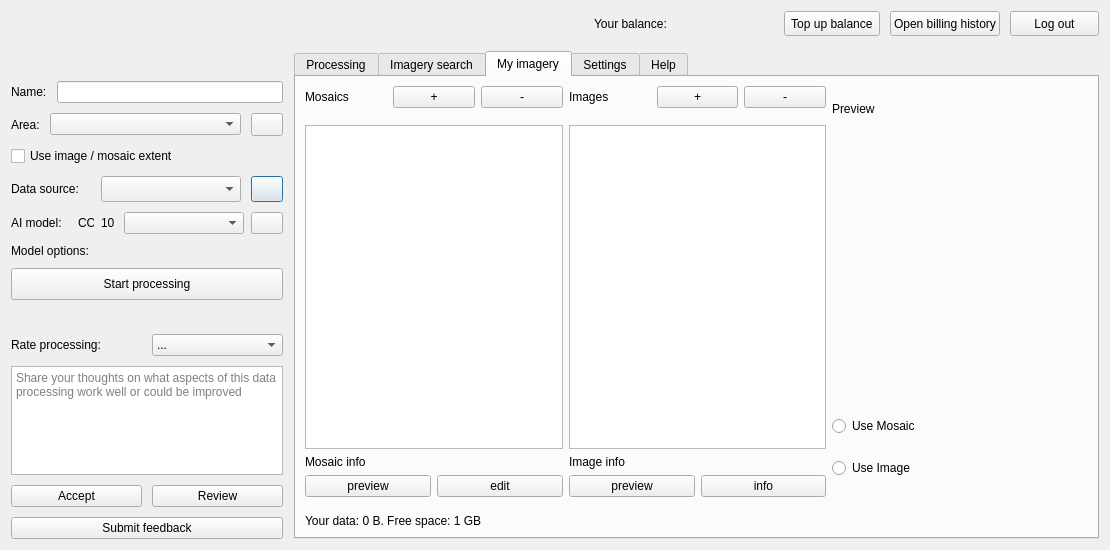
First picture: the form in mapflow/dialogs/static/ui/main_dialog.ui, repository Geoalert/mapflow-qgis, before the edit.
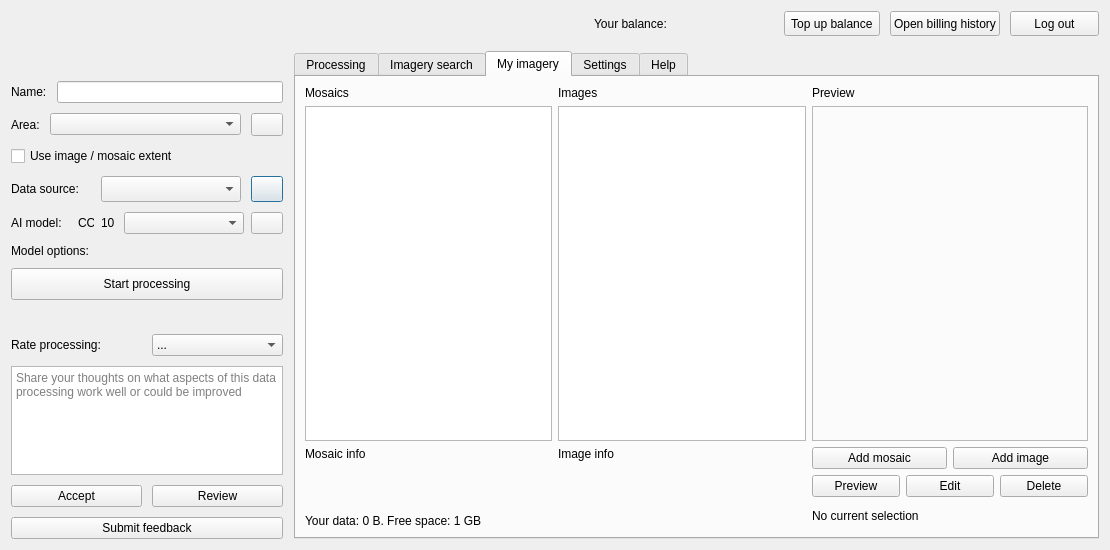
Second picture: the form after the edit. The open tabs and pages were chosen to show the change. Icons and pictures are not drawn. Custom widgets are drawn as their Qt base class.

Commit message: New UI for data catalog

The edit to the form file:
```diff
--- a/mapflow/dialogs/static/ui/main_dialog.ui
+++ b/mapflow/dialogs/static/ui/main_dialog.ui
@@ -1351,109 +1351,59 @@
            <item>
             <layout class="QHBoxLayout" name="horizontalLayout_11">
              <item>
-              <layout class="QVBoxLayout" name="verticalLayout_8">
-               <item>
-                <layout class="QHBoxLayout" name="horizontalLayout_15">
-                 <property name="bottomMargin">
-                  <number>11</number>
-                 </property>
-                 <item>
-                  <widget class="QLabel" name="label_6">
-                   <property name="text">
-                    <string>Mosaics</string>
-                   </property>
-                  </widget>
-                 </item>
+              <layout class="QGridLayout" name="gridLayout_6">
+               <item row="3" column="2">
+                <layout class="QHBoxLayout" name="horizontalLayout_16">
                  <item>
                   <widget class="QPushButton" name="addMosaicButton">
                    <property name="text">
-                    <string>+</string>
+                    <string>Add mosaic</string>
                    </property>
                   </widget>
                  </item>
                  <item>
-                  <widget class="QPushButton" name="deleteMosaicButton">
+                  <widget class="QPushButton" name="addImageButton">
                    <property name="text">
-                    <string>-</string>
+                    <string>Add image</string>
                    </property>
                   </widget>
                  </item>
                 </layout>
                </item>
-               <item>
-                <widget class="QTableWidget" name="mosaicTable">
-                 <property name="minimumSize">
-                  <size>
-                   <width>100</width>
-                   <height>0</height>
-                  </size>
-                 </property>
-                </widget>
-               </item>
+               <item row="3" column="0" rowspan="2">
+                <layout class="QHBoxLayout" name="horizontalLayout_18">
                <item>
                 <widget class="QLabel" name="mosaicInfo">
                  <property name="text">
                   <string>Mosaic info</string>
                  </property>
-                </widget>
-               </item>
-               <item>
-                <layout class="QHBoxLayout" name="horizontalLayout_13">
-                 <property name="topMargin">
+                   <property name="alignment">
+                    <set>Qt::AlignLeading|Qt::AlignLeft|Qt::AlignTop</set>
+                   </property>
+                   <property name="margin">
                   <number>0</number>
                  </property>
-                 <item>
-                  <widget class="QPushButton" name="previewMosaicButton">
-                   <property name="text">
-                    <string>preview</string>
+                   <property name="indent">
+                    <number>-1</number>
                    </property>
                   </widget>
                  </item>
-                 <item>
-                  <widget class="QPushButton" name="editMosaicButton">
-                   <property name="text">
-                    <string>edit</string>
-                   </property>
-                  </widget>
-                 </item>
                 </layout>
                </item>
-              </layout>
-             </item>
-             <item>
-              <layout class="QVBoxLayout" name="verticalLayout_9">
-               <property name="leftMargin">
-                <number>0</number>
-               </property>
-               <item>
-                <layout class="QHBoxLayout" name="horizontalLayout_16">
-                 <property name="bottomMargin">
-                  <number>11</number>
-                 </property>
-                 <item>
-                  <widget class="QLabel" name="label_7">
+               <item row="0" column="2">
+                <widget class="QLabel" name="label_8">
+                 <property name="sizePolicy">
+                  <sizepolicy hsizetype="Preferred" vsizetype="Fixed">
+                   <horstretch>0</horstretch>
+                   <verstretch>0</verstretch>
+                  </sizepolicy>
+                 </property>
                    <property name="text">
-                    <string>Images</string>
+                  <string>Preview</string>
                    </property>
                   </widget>
                  </item>
-                 <item>
-                  <widget class="QPushButton" name="addImageButton">
-                   <property name="text">
-                    <string>+</string>
-                   </property>
-                  </widget>
-                 </item>
-                 <item>
-                  <widget class="QPushButton" name="deleteImageButton">
-                   <property name="text">
-                    <string>-</string>
-                   </property>
-                  </widget>
-                 </item>
-                </layout>
-               </item>
-               <item>
+               <item row="1" column="1">
                 <widget class="QTableWidget" name="imageTable">
                  <property name="minimumSize">
                   <size>
@@ -1463,51 +1413,108 @@
                  </property>
                 </widget>
                </item>
+               <item row="0" column="0">
+                <widget class="QLabel" name="label_6">
+                 <property name="text">
+                  <string>Mosaics</string>
+                 </property>
+                </widget>
+               </item>
+               <item row="5" column="2">
+                <widget class="QLabel" name="catalogSelectionLabel">
+                 <property name="sizePolicy">
+                  <sizepolicy hsizetype="Maximum" vsizetype="Preferred">
+                   <horstretch>0</horstretch>
+                   <verstretch>0</verstretch>
+                  </sizepolicy>
+                 </property>
+                 <property name="maximumSize">
+                  <size>
+                   <width>256</width>
+                   <height>16777215</height>
+                  </size>
+                 </property>
+                 <property name="text">
+                  <string>No current selection</string>
+                 </property>
+                </widget>
+               </item>
+               <item row="3" column="1" rowspan="2">
+                <layout class="QHBoxLayout" name="horizontalLayout_19">
                <item>
                 <widget class="QLabel" name="imageDetails">
                  <property name="text">
                   <string>Image info</string>
                  </property>
-                </widget>
-               </item>
-               <item>
-                <layout class="QHBoxLayout" name="horizontalLayout_12">
-                 <item>
-                  <widget class="QPushButton" name="imagePreviewButton">
+                   <property name="alignment">
+                    <set>Qt::AlignLeading|Qt::AlignLeft|Qt::AlignTop</set>
+                   </property>
+                  </widget>
+                 </item>
+                </layout>
+               </item>
+               <item row="0" column="1">
+                <widget class="QLabel" name="label_7">
                    <property name="text">
-                    <string>preview</string>
+                  <string>Images</string>
                    </property>
                   </widget>
                  </item>
-                 <item>
-                  <widget class="QPushButton" name="imageInfoButton">
-                   <property name="text">
-                    <string>info</string>
+               <item row="1" column="0">
+                <widget class="QTableWidget" name="mosaicTable">
+                 <property name="minimumSize">
+                  <size>
+                   <width>100</width>
+                   <height>0</height>
+                  </size>
                    </property>
                   </widget>
                  </item>
-                </layout>
-               </item>
-              </layout>
-             </item>
+               <item row="4" column="2">
+                <layout class="QHBoxLayout" name="horizontalLayout_15">
              <item>
-              <layout class="QVBoxLayout" name="verticalLayout_10">
-               <property name="leftMargin">
-                <number>0</number>
-               </property>
-               <item>
-                <widget class="QLabel" name="label_8">
-                 <property name="sizePolicy">
-                  <sizepolicy hsizetype="Preferred" vsizetype="Fixed">
-                   <horstretch>0</horstretch>
-                   <verstretch>0</verstretch>
-                  </sizepolicy>
-                 </property>
+                  <widget class="QPushButton" name="previewCatalogButton">
                  <property name="text">
                   <string>Preview</string>
                  </property>
                 </widget>
                </item>
+                 <item>
+                  <widget class="QPushButton" name="editCatalogButton">
+                   <property name="text">
+                    <string>Edit</string>
+                   </property>
+                  </widget>
+                 </item>
+                 <item>
+                  <widget class="QPushButton" name="deleteCatalogButton">
+                   <property name="text">
+                    <string>Delete</string>
+                   </property>
+                  </widget>
+                 </item>
+                </layout>
+               </item>
+               <item row="5" column="0" colspan="2">
+                <layout class="QHBoxLayout" name="horizontalLayout_14">
+                 <property name="topMargin">
+                  <number>11</number>
+                 </property>
+                 <item>
+                  <widget class="QLabel" name="dataLimit">
+                   <property name="text">
+                    <string>Your data: 0 B. Free space: 1 GB</string>
+                   </property>
+                  </widget>
+                 </item>
+                </layout>
+               </item>
+               <item row="1" column="2">
+                <widget class="QFrame" name="verticalFrame">
+                 <property name="frameShape">
+                  <enum>QFrame::StyledPanel</enum>
+                 </property>
+                 <layout class="QVBoxLayout" name="verticalLayout_8">
                <item>
                 <widget class="QLabel" name="imagePreview">
                  <property name="sizePolicy">
@@ -1534,40 +1541,18 @@
                  <property name="text">
                   <string/>
                  </property>
-                </widget>
-               </item>
-               <item>
-                <widget class="QRadioButton" name="radioButton_2">
-                 <property name="text">
-                  <string>Use Mosaic</string>
+                    <property name="alignment">
+                     <set>Qt::AlignCenter</set>
                  </property>
                 </widget>
                </item>
-               <item>
-                <widget class="QRadioButton" name="radioButton">
-                 <property name="text">
-                  <string>Use Image</string>
-                 </property>
+                 </layout>
                 </widget>
                </item>
               </layout>
              </item>
             </layout>
            </item>
-           <item>
-            <layout class="QHBoxLayout" name="horizontalLayout_14">
-             <property name="topMargin">
-              <number>11</number>
-             </property>
-             <item>
-              <widget class="QLabel" name="dataLimit">
-               <property name="text">
-                <string>Your data: 0 B. Free space: 1 GB</string>
-               </property>
-              </widget>
-             </item>
-            </layout>
-           </item>
           </layout>
          </widget>
          <widget class="QWidget" name="settingsTab">
```
Lines whose indentation alone changed are shown as unchanged. The commit also changes 4 other files.
